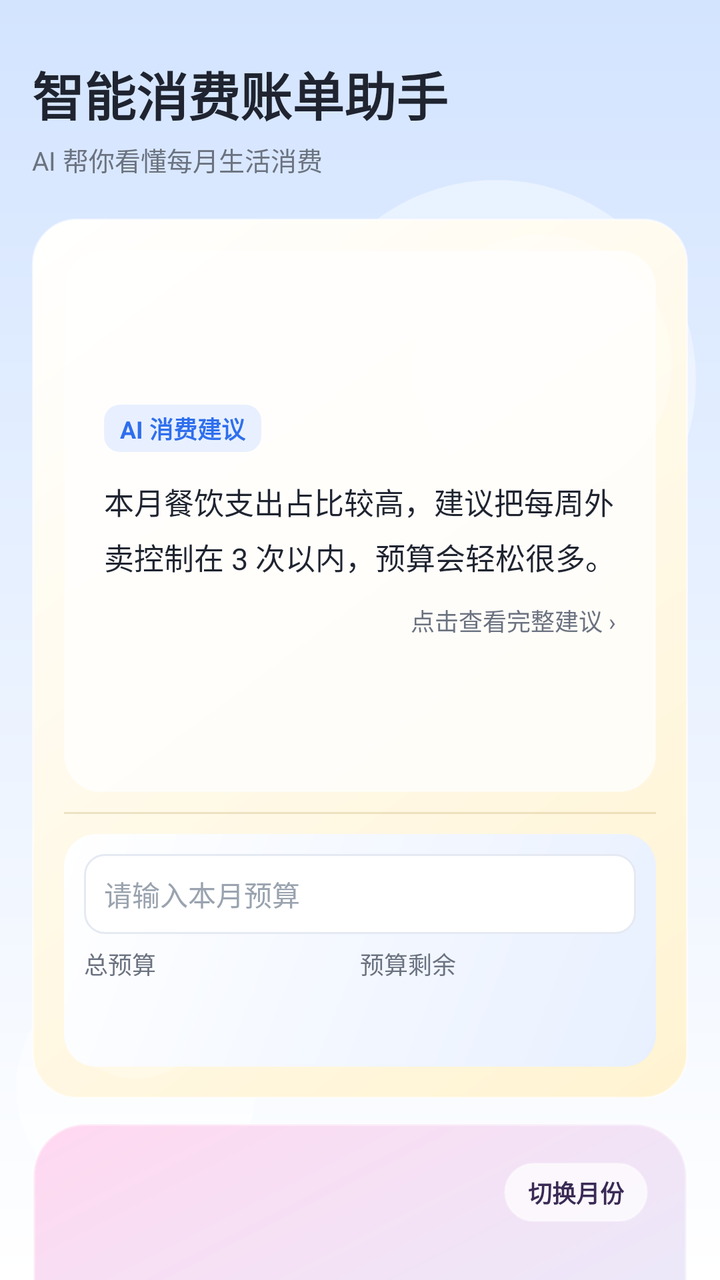
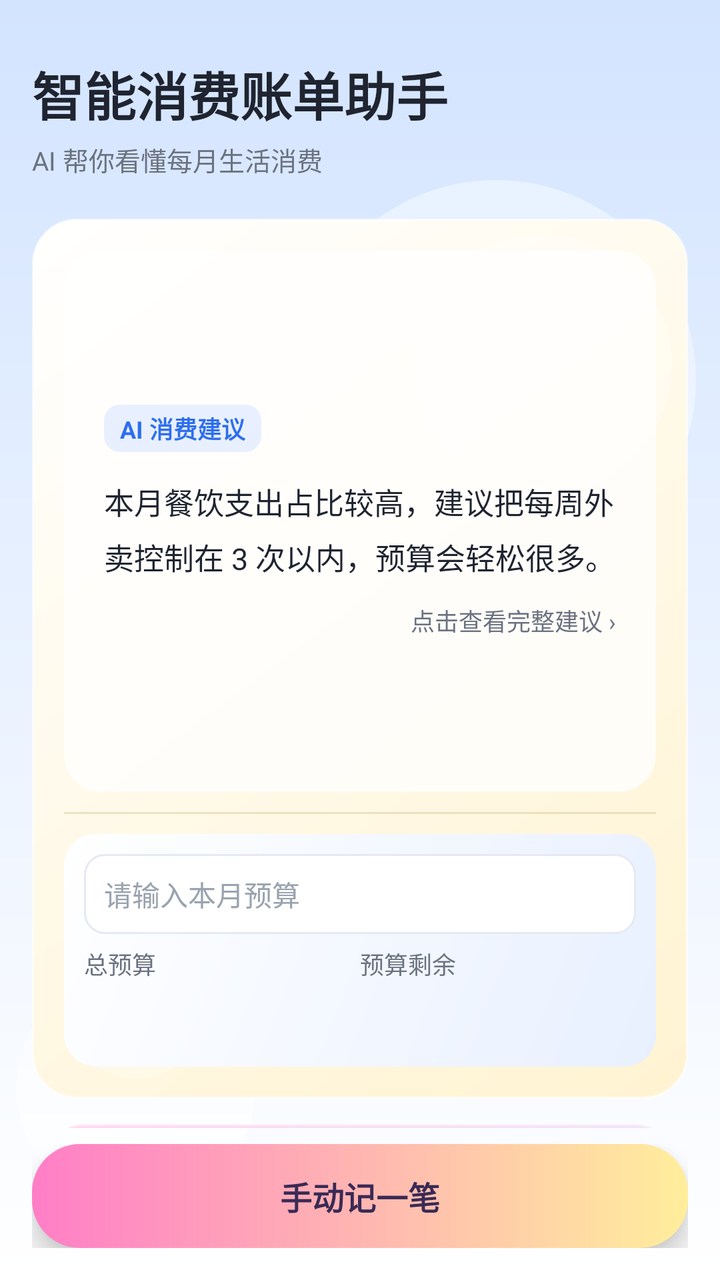

Compare the two renders of this Android layout. The source of the first and the diff that turns it into the second are given below.
<!-- AndroidManifest.xml: application theme Theme.StudentBill -->
<!-- res/layout/activity_main.xml -->
<?xml version="1.0" encoding="utf-8"?>
<androidx.core.widget.NestedScrollView xmlns:android="http://schemas.android.com/apk/res/android"
    android:layout_width="match_parent"
    android:layout_height="match_parent"
    android:background="@drawable/bg_page_gradient"
    android:fillViewport="true"
    android:overScrollMode="never">

    <LinearLayout
        android:layout_width="match_parent"
        android:layout_height="wrap_content"
        android:orientation="vertical"
        android:padding="@dimen/page_padding">

        
        <TextView
            android:id="@+id/tvTitle"
            android:layout_width="match_parent"
            android:layout_height="wrap_content"
            android:layout_marginTop="@dimen/space_md"
            android:text="@string/main_title"
            android:textColor="@color/text_primary"
            android:textSize="26sp"
            android:textStyle="bold" />

        <TextView
            android:id="@+id/tvSubtitle"
            android:layout_width="match_parent"
            android:layout_height="wrap_content"
            android:layout_marginTop="@dimen/space_xs"
            android:text="@string/main_subtitle"
            android:textColor="@color/text_secondary"
            android:textSize="@dimen/text_subtitle" />

        
        <LinearLayout
            android:id="@+id/panelCard"
            android:layout_width="match_parent"
            android:layout_height="440dp"
            android:layout_marginTop="@dimen/space_lg"
            android:background="@drawable/bg_glass_panel"
            android:elevation="8dp"
            android:orientation="vertical"
            android:padding="16dp">

            
            <LinearLayout
                android:id="@+id/panelAi"
                android:layout_width="match_parent"
                android:layout_height="0dp"
                android:layout_weight="7"
                android:background="@drawable/bg_glass_ai"
                android:clickable="true"
                android:focusable="true"
                android:foreground="?attr/selectableItemBackground"
                android:gravity="center_vertical"
                android:orientation="vertical"
                android:padding="20dp">

                <TextView
                    android:layout_width="wrap_content"
                    android:layout_height="wrap_content"
                    android:background="@drawable/bg_ai_badge"
                    android:paddingStart="@dimen/space_sm"
                    android:paddingTop="3dp"
                    android:paddingEnd="@dimen/space_sm"
                    android:paddingBottom="3dp"
                    android:text="@string/ai_panel_title"
                    android:textColor="@color/color_primary"
                    android:textSize="@dimen/text_caption"
                    android:textStyle="bold" />

                <TextView
                    android:id="@+id/tvAiSummary"
                    android:layout_width="match_parent"
                    android:layout_height="wrap_content"
                    android:layout_marginTop="14dp"
                    android:lineSpacingExtra="6dp"
                    android:text="@string/ai_panel_summary"
                    android:textColor="@color/text_primary"
                    android:textSize="15sp" />

                <TextView
                    android:layout_width="match_parent"
                    android:layout_height="wrap_content"
                    android:layout_marginTop="@dimen/space_md"
                    android:gravity="end"
                    android:text="@string/ai_panel_more"
                    android:textColor="@color/text_secondary"
                    android:textSize="@dimen/text_caption" />

            </LinearLayout>

            
            <View
                android:layout_width="match_parent"
                android:layout_height="1dp"
                android:layout_marginTop="10dp"
                android:layout_marginBottom="10dp"
                android:background="@color/glass_divider" />

            
            <LinearLayout
                android:id="@+id/panelBudget"
                android:layout_width="match_parent"
                android:layout_height="0dp"
                android:layout_weight="3"
                android:background="@drawable/bg_gradient_blue"
                android:orientation="vertical"
                android:padding="10dp">

                <EditText
                    android:id="@+id/etBudget"
                    android:layout_width="match_parent"
                    android:layout_height="40dp"
                    android:background="@drawable/bg_input"
                    android:hint="@string/budget_hint"
                    android:imeOptions="actionDone"
                    android:inputType="numberDecimal"
                    android:maxLines="1"
                    android:paddingStart="10dp"
                    android:paddingEnd="10dp"
                    android:textColor="@color/text_primary"
                    android:textColorHint="@color/text_hint"
                    android:textSize="@dimen/text_body" />

                <LinearLayout
                    android:layout_width="match_parent"
                    android:layout_height="wrap_content"
                    android:layout_marginTop="6dp"
                    android:orientation="horizontal">

                    <LinearLayout
                        android:layout_width="0dp"
                        android:layout_height="wrap_content"
                        android:layout_weight="1"
                        android:orientation="vertical">

                        <TextView
                            android:layout_width="wrap_content"
                            android:layout_height="wrap_content"
                            android:text="@string/label_total_budget"
                            android:textColor="@color/text_secondary"
                            android:textSize="@dimen/text_caption" />

                        <TextView
                            android:id="@+id/tvTotalBudget"
                            android:layout_width="wrap_content"
                            android:layout_height="wrap_content"
                            android:textColor="@color/text_primary"
                            android:textSize="18sp"
                            android:textStyle="bold" />

                    </LinearLayout>

                    <LinearLayout
                        android:layout_width="0dp"
                        android:layout_height="wrap_content"
                        android:layout_weight="1"
                        android:orientation="vertical">

                        <TextView
                            android:id="@+id/tvRemainLabel"
                            android:layout_width="wrap_content"
                            android:layout_height="wrap_content"
                            android:text="@string/label_remaining"
                            android:textColor="@color/text_secondary"
                            android:textSize="@dimen/text_caption" />

                        <TextView
                            android:id="@+id/tvRemainValue"
                            android:layout_width="wrap_content"
                            android:layout_height="wrap_content"
                            android:textColor="@color/color_primary"
                            android:textSize="18sp"
                            android:textStyle="bold" />

                    </LinearLayout>

                </LinearLayout>

            </LinearLayout>

        </LinearLayout>

        
        <LinearLayout
            android:id="@+id/panelChart"
            android:layout_width="match_parent"
            android:layout_height="wrap_content"
            android:layout_marginTop="@dimen/space_md"
            android:background="@drawable/bg_candy_panel"
            android:elevation="6dp"
            android:orientation="vertical"
            android:padding="@dimen/space_lg">

            <LinearLayout
                android:layout_width="match_parent"
                android:layout_height="wrap_content"
                android:gravity="center_vertical"
                android:orientation="horizontal">

                <TextView
                    android:id="@+id/tvChartMonth"
                    android:layout_width="0dp"
                    android:layout_height="wrap_content"
                    android:layout_weight="1"
                    android:textColor="@color/candy_ink"
                    android:textSize="17sp"
                    android:textStyle="bold" />

                
                <TextView
                    android:id="@+id/btnMonthPicker"
                    android:layout_width="wrap_content"
                    android:layout_height="wrap_content"
                    android:background="@drawable/bg_candy_pill"
                    android:clickable="true"
                    android:focusable="true"
                    android:paddingStart="12dp"
                    android:paddingTop="6dp"
                    android:paddingEnd="12dp"
                    android:paddingBottom="6dp"
                    android:text="@string/month_picker_label"
                    android:textColor="@color/candy_ink"
                    android:textSize="@dimen/text_caption"
                    android:textStyle="bold" />

            </LinearLayout>

            <TextView
                android:id="@+id/tvMonthCompare"
                android:layout_width="match_parent"
                android:layout_height="wrap_content"
                android:layout_marginTop="4dp"
                android:textColor="@color/text_secondary"
                android:textSize="@dimen/text_caption" />

            <View
                android:layout_width="match_parent"
                android:layout_height="1dp"
                android:layout_marginTop="12dp"
                android:background="@color/candy_line" />

            <TextView
                android:layout_width="wrap_content"
                android:layout_height="wrap_content"
                android:layout_marginTop="12dp"
                android:text="@string/chart_daily_title"
                android:textColor="@color/candy_ink"
                android:textSize="13sp"
                android:textStyle="bold" />

            <com.github.mikephil.charting.charts.LineChart
                android:id="@+id/chartDaily"
                android:layout_width="match_parent"
                android:layout_height="200dp"
                android:layout_marginTop="6dp"
                android:background="@drawable/bg_candy_glass"
                android:padding="8dp" />

            <TextView
                android:layout_width="wrap_content"
                android:layout_height="wrap_content"
                android:layout_marginTop="8dp"
                android:text="@string/chart_category_title"
                android:textColor="@color/candy_ink"
                android:textSize="13sp"
                android:textStyle="bold" />

            <com.github.mikephil.charting.charts.BarChart
                android:id="@+id/chartCategory"
                android:layout_width="match_parent"
                android:layout_height="200dp"
                android:layout_marginTop="6dp"
                android:background="@drawable/bg_candy_glass"
                android:padding="8dp" />

            <TextView
                android:id="@+id/btnViewDetail"
                android:layout_width="match_parent"
                android:layout_height="46dp"
                android:layout_marginTop="14dp"
                android:background="@drawable/bg_button_candy"
                android:clickable="true"
                android:focusable="true"
                android:foreground="?attr/selectableItemBackground"
                android:gravity="center"
                android:text="@string/btn_view_detail"
                android:textColor="@color/candy_ink"
                android:textSize="@dimen/text_body"
                android:textStyle="bold" />

        </LinearLayout>

    </LinearLayout>

</androidx.core.widget.NestedScrollView>
<!-- resources referenced by this layout -->
<resources>
  <color name="candy_ink">#3A2A55</color>
  <color name="candy_line">#59FFFFFF</color>
  <color name="color_primary">#2F6FED</color>
  <color name="glass_divider">#33A9822F</color>
  <color name="text_hint">#9AA3AF</color>
  <color name="text_primary">#1F2430</color>
  <color name="text_secondary">#6B7280</color>
  <dimen name="page_padding">16dp</dimen>
  <dimen name="space_lg">20dp</dimen>
  <dimen name="space_md">12dp</dimen>
  <dimen name="space_sm">8dp</dimen>
  <dimen name="space_xs">4dp</dimen>
  <dimen name="text_body">14sp</dimen>
  <dimen name="text_caption">12sp</dimen>
  <dimen name="text_subtitle">13sp</dimen>
  <!-- drawable bg_ai_badge (drawable) -->
  <?xml version="1.0" encoding="utf-8"?>
  <shape xmlns:android="http://schemas.android.com/apk/res/android"
      android:shape="rectangle">
      <solid android:color="@color/color_primary_light" />
      <corners android:radius="8dp" />
  </shape>
  <!-- drawable bg_candy_pill (drawable) -->
  <?xml version="1.0" encoding="utf-8"?>
  <shape xmlns:android="http://schemas.android.com/apk/res/android"
      android:shape="rectangle">
      <solid android:color="@color/candy_glass" />
      <corners android:radius="18dp" />
      <stroke
          android:width="1dp"
          android:color="@color/candy_line" />
  </shape>
  <!-- drawable bg_glass_ai (drawable) -->
  <?xml version="1.0" encoding="utf-8"?>
  <shape xmlns:android="http://schemas.android.com/apk/res/android"
      android:shape="rectangle">
      <solid android:color="@color/glass_white" />
      <corners android:radius="18dp" />
      <stroke
          android:width="1dp"
          android:color="@color/glass_stroke" />
  </shape>
  <!-- drawable bg_input (drawable) -->
  <?xml version="1.0" encoding="utf-8"?>
  <shape xmlns:android="http://schemas.android.com/apk/res/android"
      android:shape="rectangle">
      <solid android:color="@color/bg_card" />
      <corners android:radius="10dp" />
      <stroke
          android:width="1dp"
          android:color="@color/divider" />
  </shape>
  <string name="ai_panel_more">点击查看完整建议 ›</string>
  <string name="ai_panel_summary">本月餐饮支出占比较高，建议把每周外卖控制在 3 次以内，预算会轻松很多。</string>
  <string name="ai_panel_title">AI 消费建议</string>
  <string name="btn_view_detail">查看消费明细</string>
  <string name="budget_hint">请输入本月预算</string>
  <string name="chart_category_title">分类消费</string>
  <string name="chart_daily_title">每日消费</string>
  <string name="label_remaining">预算剩余</string>
  <string name="label_total_budget">总预算</string>
  <string name="main_subtitle">AI 帮你看懂每月生活消费</string>
  <string name="main_title">智能消费账单助手</string>
  <string name="month_picker_label">切换月份</string>
  <color name="color_primary_light">#E8F0FF</color>
  <color name="candy_lemon">#FFEE9C</color>
  <color name="candy_pink">#FF7EC7</color>
  <color name="candy_glass">#B8FFFFFF</color>
  <color name="candy_panel_center">#DFF3FF</color>
  <color name="candy_panel_end">#E6FFE9</color>
  <color name="candy_panel_start">#FFD8F0</color>
  <color name="glass_white">#C2FFFFFF</color>
  <color name="glass_stroke">#99FFFFFF</color>
  <color name="bg_card">#FFFFFF</color>
  <color name="glass_yellow">#FFF3D1</color>
  <color name="glass_bubble">#40FFFFFF</color>
  <color name="gradient_blue_end">#FFFFFF</color>
  <color name="gradient_blue_start">#E8F0FF</color>
  <dimen name="card_radius">16dp</dimen>
  <color name="divider">#E5E9F2</color>
  <color name="page_blue">#D3E4FF</color>
  <color name="page_bubble">#66FFFFFF</color>
  <color name="color_primary_dark">#1E4FBD</color>
  <!-- unchanged entries left out for length: 7 -->
</resources>

<!-- the commit's change to res/layout/activity_main.xml (unified diff, before → after) -->
@@ -1,16 +1,22 @@
 <?xml version="1.0" encoding="utf-8"?>
-<androidx.core.widget.NestedScrollView xmlns:android="http://schemas.android.com/apk/res/android"
+<LinearLayout xmlns:android="http://schemas.android.com/apk/res/android"
     android:layout_width="match_parent"
     android:layout_height="match_parent"
     android:background="@drawable/bg_page_gradient"
-    android:fillViewport="true"
-    android:overScrollMode="never">
-
-    <LinearLayout
+    android:orientation="vertical">
+
+    <androidx.core.widget.NestedScrollView
         android:layout_width="match_parent"
-        android:layout_height="wrap_content"
-        android:orientation="vertical"
-        android:padding="@dimen/page_padding">
+        android:layout_height="0dp"
+        android:layout_weight="1"
+        android:fillViewport="true"
+        android:overScrollMode="never">
+
+        <LinearLayout
+            android:layout_width="match_parent"
+            android:layout_height="wrap_content"
+            android:orientation="vertical"
+            android:padding="@dimen/page_padding">
 
         
         <TextView
@@ -293,6 +299,165 @@
 
         </LinearLayout>
 
+            
+            <LinearLayout
+                android:id="@+id/panelIncome"
+                android:layout_width="match_parent"
+                android:layout_height="wrap_content"
+                android:layout_marginTop="@dimen/space_md"
+                android:background="@drawable/bg_candy_glass"
+                android:clickable="true"
+                android:elevation="2dp"
+                android:focusable="true"
+                android:gravity="center_vertical"
+                android:orientation="horizontal"
+                android:padding="16dp">
+
+                <LinearLayout
+                    android:layout_width="0dp"
+                    android:layout_height="wrap_content"
+                    android:layout_weight="1"
+                    android:orientation="vertical">
+
+                    <TextView
+                        android:layout_width="wrap_content"
+                        android:layout_height="wrap_content"
+                        android:text="@string/entry_income_title"
+                        android:textColor="@color/candy_ink"
+                        android:textSize="15sp"
+                        android:textStyle="bold" />
+
+                    <TextView
+                        android:id="@+id/tvIncomePreview"
+                        android:layout_width="wrap_content"
+                        android:layout_height="wrap_content"
+                        android:layout_marginTop="4dp"
+                        android:textColor="@color/text_secondary"
+                        android:textSize="@dimen/text_caption" />
+                </LinearLayout>
+
+                <TextView
+                    android:layout_width="wrap_content"
+                    android:layout_height="wrap_content"
+                    android:text="@string/entry_more"
+                    android:textColor="@color/candy_ink"
+                    android:textSize="18sp" />
+            </LinearLayout>
+
+            
+            <LinearLayout
+                android:id="@+id/panelRank"
+                android:layout_width="match_parent"
+                android:layout_height="wrap_content"
+                android:layout_marginTop="@dimen/space_sm"
+                android:background="@drawable/bg_candy_glass"
+                android:clickable="true"
+                android:elevation="2dp"
+                android:focusable="true"
+                android:gravity="center_vertical"
+                android:orientation="horizontal"
+                android:padding="16dp">
+
+                <LinearLayout
+                    android:layout_width="0dp"
+                    android:layout_height="wrap_content"
+                    android:layout_weight="1"
+                    android:orientation="vertical">
+
+                    <TextView
+                        android:layout_width="wrap_content"
+                        android:layout_height="wrap_content"
+                        android:text="@string/entry_rank_title"
+                        android:textColor="@color/candy_ink"
+                        android:textSize="15sp"
+                        android:textStyle="bold" />
+
+                    <TextView
+                        android:id="@+id/tvRankPreview"
+                        android:layout_width="wrap_content"
+                        android:layout_height="wrap_content"
+                        android:layout_marginTop="4dp"
+                        android:textColor="@color/text_secondary"
+                        android:textSize="@dimen/text_caption" />
+                </LinearLayout>
+
+                <TextView
+                    android:layout_width="wrap_content"
+                    android:layout_height="wrap_content"
+                    android:text="@string/entry_more"
+                    android:textColor="@color/candy_ink"
+                    android:textSize="18sp" />
+            </LinearLayout>
+
+            
+            <LinearLayout
+                android:id="@+id/panelCalendar"
+                android:layout_width="match_parent"
+                android:layout_height="wrap_content"
+                android:layout_marginTop="@dimen/space_sm"
+                android:background="@drawable/bg_candy_glass"
+                android:clickable="true"
+                android:elevation="2dp"
+                android:focusable="true"
+                android:gravity="center_vertical"
+                android:orientation="horizontal"
+                android:padding="16dp">
+
+                <TextView
+                    android:layout_width="0dp"
+                    android:layout_height="wrap_content"
+                    android:layout_weight="1"
+                    android:text="@string/entry_calendar_title"
+                    android:textColor="@color/candy_ink"
+                    android:textSize="15sp"
+                    android:textStyle="bold" />
+
+                <TextView
+                    android:id="@+id/tvCalendarAmount"
+                    android:layout_width="wrap_content"
+                    android:layout_height="wrap_content"
+                    android:layout_marginEnd="8dp"
+                    android:textColor="@color/candy_ink"
+                    android:textSize="15sp"
+                    android:textStyle="bold" />
+
+                <TextView
+                    android:layout_width="wrap_content"
+                    android:layout_height="wrap_content"
+                    android:text="@string/entry_more"
+                    android:textColor="@color/candy_ink"
+                    android:textSize="18sp" />
+            </LinearLayout>
+
+        </LinearLayout>
+
+    </androidx.core.widget.NestedScrollView>
+
+    
+    <LinearLayout
+        android:layout_width="match_parent"
+        android:layout_height="wrap_content"
+        android:background="@android:color/transparent"
+        android:orientation="vertical"
+        android:paddingStart="@dimen/page_padding"
+        android:paddingTop="8dp"
+        android:paddingEnd="@dimen/page_padding"
+        android:paddingBottom="16dp">
+
+        <TextView
+            android:id="@+id/btnAddBill"
+            android:layout_width="match_parent"
+            android:layout_height="52dp"
+            android:background="@drawable/bg_button_candy"
+            android:clickable="true"
+            android:elevation="8dp"
+            android:focusable="true"
+            android:foreground="?attr/selectableItemBackground"
+            android:gravity="center"
+            android:text="@string/btn_add_bill"
+            android:textColor="@color/candy_ink"
+            android:textSize="16sp"
+            android:textStyle="bold" />
     </LinearLayout>
 
-</androidx.core.widget.NestedScrollView>
+</LinearLayout>
<!-- resource entries referenced after the edit -->
@@ -55,10 +55,15 @@
   <string name="ai_panel_more">点击查看完整建议 ›</string>
   <string name="ai_panel_summary">本月餐饮支出占比较高，建议把每周外卖控制在 3 次以内，预算会轻松很多。</string>
   <string name="ai_panel_title">AI 消费建议</string>
+  <string name="btn_add_bill">手动记一笔</string>
   <string name="btn_view_detail">查看消费明细</string>
   <string name="budget_hint">请输入本月预算</string>
   <string name="chart_category_title">分类消费</string>
   <string name="chart_daily_title">每日消费</string>
+  <string name="entry_calendar_title">消费日历</string>
+  <string name="entry_income_title">收入分类详情</string>
+  <string name="entry_more">›</string>
+  <string name="entry_rank_title">本月消费排行 Top1</string>
   <string name="label_remaining">预算剩余</string>
   <string name="label_total_budget">总预算</string>
   <string name="main_subtitle">AI 帮你看懂每月生活消费</string>
